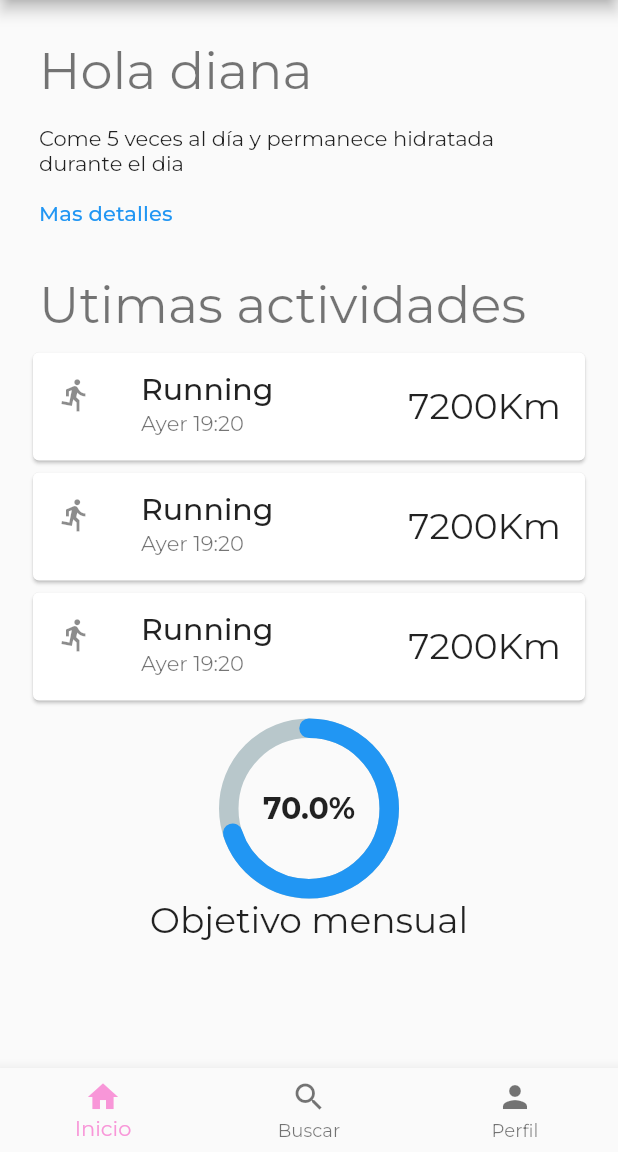
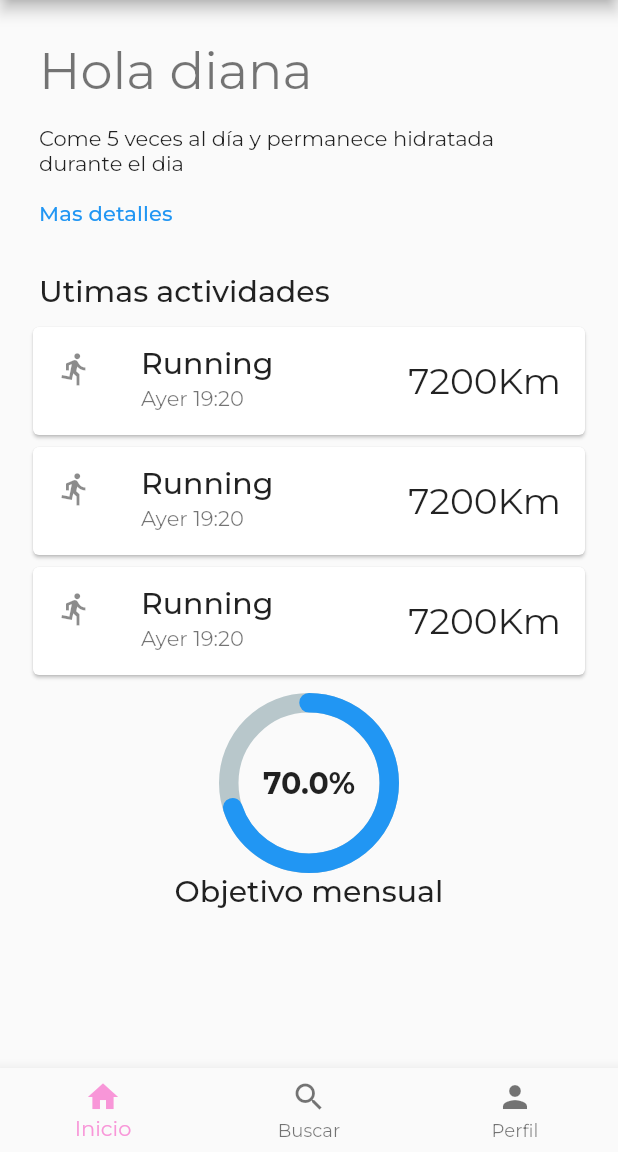
Before and after one commit to xavm29/activitat_avaluacio_1.4, a Flutter app: the screen it shows after launch, on a phone screen of 412 x 824 dp, the part 84-1236 px from its top. Run offline on Flutter 3.47's test engine with Material 2 defaults, Android fonts, the phone set to English and light mode, and no system bars; drawn by our look-alikes of percent_indicator; our stand-ins replace google_fonts; network calls fail.

Commit message:
Incial projecte limpiar comentarios Primers pasos Implementos colors pero no se como es fan els hex Estructura app Primera pantalla feta sense bottom navigation bar naviagation bar acabada Pantalla acabada menys color mas detalles Navegacio entre pantalles app bar menu Cambiar color mas detalles y espai Pantalla 2 acabada Final Final con sizedbox Final amb modificacions per fer codi mes net

```diff
--- a/lib/screens/home.dart
+++ b/lib/screens/home.dart
@@ -60,24 +60,24 @@ class Home extends StatelessWidget {
                   style: Theme.of(context).textTheme.subtitle2?.copyWith(color: Colors.blue),
                 ),
               ),
-              SizedBox(
+              const SizedBox(
                 height: 16,
               ),
               Padding(
                 padding: const EdgeInsets.all(8.0),
                 child: Text(
                   "Utimas actividades",
-                  style: Theme.of(context).textTheme.headline4,
+                  style: Theme.of(context).textTheme.headline6,
                 ),
               ),
               Card(
                 child: ListTile(
-                  leading: Icon(Icons.directions_run),
+                  leading: const Icon(Icons.directions_run),
                   title: Text(
                     "Running",
                     style: Theme.of(context).textTheme.headline6,
                   ),
-                  subtitle: Text(
+                  subtitle: const Text(
                     "Ayer 19:20",
                   ),
                   trailing: Text(" 7200Km",
@@ -86,12 +86,12 @@ class Home extends StatelessWidget {
               ),
               Card(
                 child: ListTile(
-                  leading: Icon(Icons.directions_run),
+                  leading: const Icon(Icons.directions_run),
                   title: Text(
                     "Running",
                     style: Theme.of(context).textTheme.headline6,
                   ),
-                  subtitle: Text(
+                  subtitle: const Text(
                     "Ayer 19:20",
                   ),
                   trailing: Text(" 7200Km",
@@ -100,12 +100,12 @@ class Home extends StatelessWidget {
               ),
               Card(
                 child: ListTile(
-                  leading: Icon(Icons.directions_run),
+                  leading: const Icon(Icons.directions_run),
                   title: Text(
                     "Running",
                     style: Theme.of(context).textTheme.headline6,
                   ),
-                  subtitle: Text(
+                  subtitle: const Text(
                     "Ayer 19:20",
                   ),
                   trailing: Text(" 7200Km",
@@ -113,7 +113,6 @@ class Home extends StatelessWidget {
                 ),
               ),
               Center(
-                child: Container(
                 child: Padding(
                   padding: const EdgeInsets.all(8.0),
                   child: CircularPercentIndicator(
@@ -121,18 +120,17 @@ class Home extends StatelessWidget {
                     lineWidth: 13.0,
                     animation: true,
                     percent: 0.7,
-                      center: Text(
+                    center: const Text(
                       "70.0%",
-                        style: new TextStyle(
+                      style: TextStyle(
                           fontWeight: FontWeight.bold, fontSize: 20.0),
                     ),
                     footer: Text(
                       "Objetivo mensual",
-                        style: Theme.of(context).textTheme.headline5,
+                      style: Theme.of(context).textTheme.headline6,
                     ),
                     circularStrokeCap: CircularStrokeCap.round,
                     progressColor: Theme.of(context).primaryColor,
-                    ),
                   ),
                 ),
               ),
@@ -141,7 +139,7 @@ class Home extends StatelessWidget {
         ),
       ),
       bottomNavigationBar: BottomNavigationBar(
-        items: <BottomNavigationBarItem>[
+        items: const <BottomNavigationBarItem>[
           BottomNavigationBarItem(
             icon: Icon(Icons.home),
             label: 'Inicio',
--- a/lib/screens/profile_page.dart
+++ b/lib/screens/profile_page.dart
@@ -14,7 +14,7 @@ class _ProfilePageState extends State<ProfilePage> {
   Widget build(BuildContext context) {
     return Scaffold(
       appBar: AppBar(
-        title: Text("My Profile"),
+        title: const Text("My Profile"),
         automaticallyImplyLeading: true,
         // leading: Container(),
       ),
```
Lines whose indentation alone changed are shown as unchanged.
